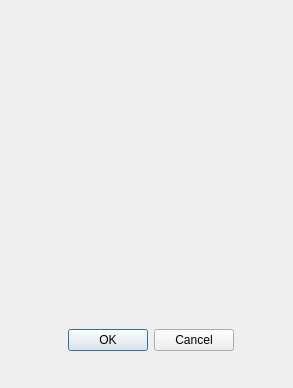
This is GUI/resources/confirmation_dialog.ui in Drahness/Parkingson as Qt 5 draws it before an edit. The edited form follows.
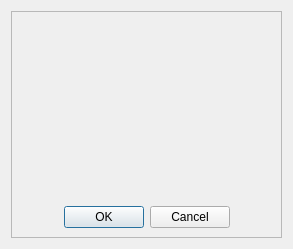
This is the edited form.

The edit to the form file:
```diff
--- a/GUI/resources/confirmation_dialog.ui
+++ b/GUI/resources/confirmation_dialog.ui
@@ -7,22 +7,28 @@
     <x>0</x>
     <y>0</y>
     <width>293</width>
-    <height>388</height>
+    <height>249</height>
    </rect>
   </property>
   <property name="windowTitle">
    <string>Dialog</string>
   </property>
-  <widget class="QWidget" name="verticalLayoutWidget">
+  <layout class="QVBoxLayout" name="verticalLayout_2">
+   <item>
+    <widget class="QScrollArea" name="scrollArea">
+     <property name="widgetResizable">
+      <bool>true</bool>
+     </property>
+     <widget class="QWidget" name="scrollAreaWidgetContents">
    <property name="geometry">
     <rect>
-     <x>40</x>
-     <y>70</y>
-     <width>221</width>
-     <height>281</height>
-    </rect>
-   </property>
-   <layout class="QVBoxLayout" name="verticalLayout">
+        <x>0</x>
+        <y>0</y>
+        <width>273</width>
+        <height>229</height>
+       </rect>
+      </property>
+      <layout class="QVBoxLayout" name="verticalLayout_3">
     <item>
      <widget class="QLabel" name="confirm_label">
       <property name="layoutDirection">
@@ -34,24 +40,14 @@
       <property name="alignment">
        <set>Qt::AlignCenter</set>
       </property>
-     </widget>
-    </item>
-    <item>
-     <spacer name="verticalSpacer">
-      <property name="orientation">
-       <enum>Qt::Vertical</enum>
-      </property>
-      <property name="sizeType">
-       <enum>QSizePolicy::Expanding</enum>
-      </property>
-      <property name="sizeHint" stdset="0">
-       <size>
-        <width>20</width>
-        <height>40</height>
-       </size>
-      </property>
-     </spacer>
-    </item>
+         <property name="wordWrap">
+          <bool>true</bool>
+         </property>
+         <property name="openExternalLinks">
+          <bool>true</bool>
+         </property>
+        </widget>
+       </item>
     <item>
      <widget class="QDialogButtonBox" name="buttonBox">
       <property name="contextMenuPolicy">
@@ -73,6 +69,9 @@
     </item>
    </layout>
   </widget>
+    </widget>
+   </item>
+  </layout>
  </widget>
  <resources/>
  <connections>
```
Lines whose indentation alone changed are shown as unchanged.
